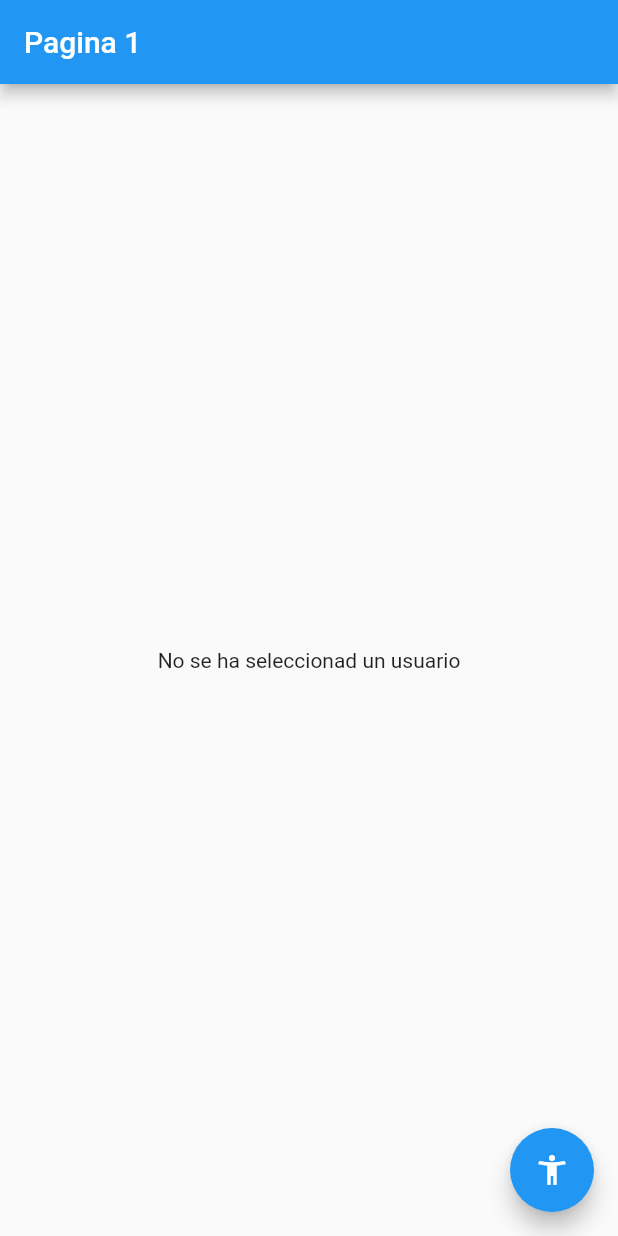
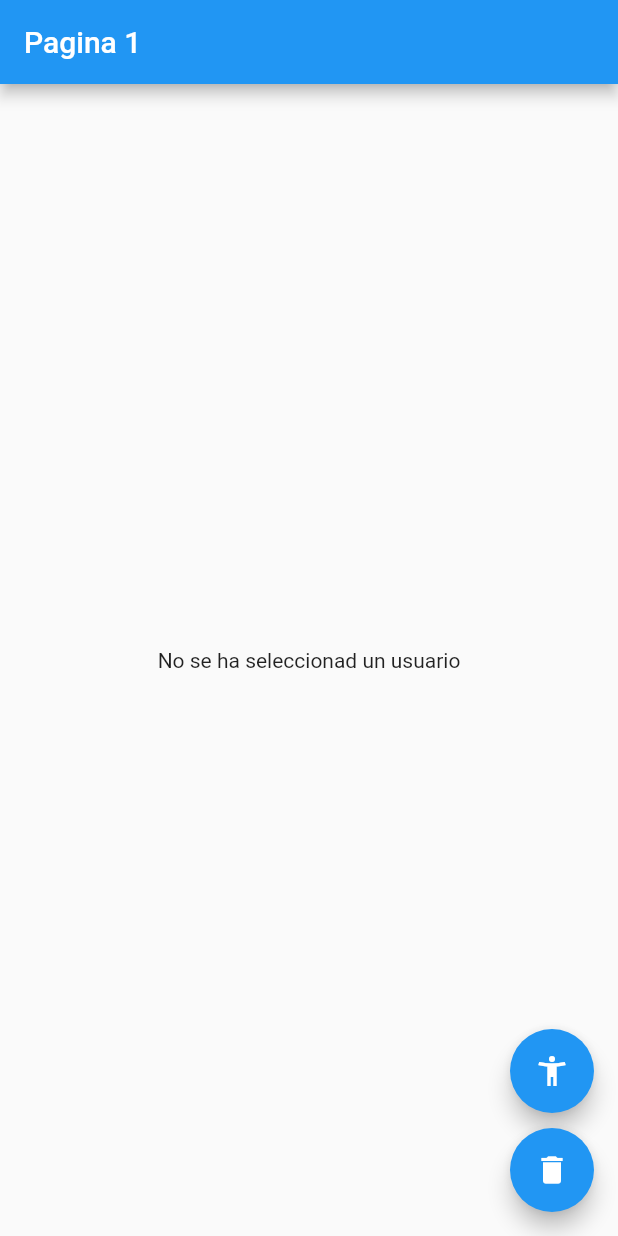
Before and after one commit to JuanFCVal/flutterBloc, a Flutter app: the screen it shows after launch, on a phone screen of 412 x 824 dp. Run offline on Flutter 3.47's test engine with Material 2 defaults, Android fonts, the phone set to English and light mode, and no system bars; our stand-ins replace bloc, flutter_bloc.

```diff
--- a/flutter_bloc/lib/bloc/user/user_event.dart
+++ b/flutter_bloc/lib/bloc/user/user_event.dart
@@ -7,3 +7,17 @@ class ActivateUser extends UserEvent {
   final User user;
   ActivateUser(this.user);
 }
+
+class ChangeAge extends UserEvent {
+  final int age;
+  ChangeAge(this.age);
+}
+
+class CreateProfession extends UserEvent {
+  final String profession;
+  CreateProfession(this.profession);
+}
+
+class DesactivateeUser extends UserEvent {
+  DesactivateeUser();
+}
--- a/flutter_bloc/lib/bloc/user/user_state.dart
+++ b/flutter_bloc/lib/bloc/user/user_state.dart
@@ -17,3 +17,9 @@ class UserSetState extends UserState {
   final User newUser;
   const UserSetState(this.newUser) : super(existUser: true, user: newUser);
 }
+
+class UserRemoveState extends UserState {
+  const UserRemoveState() : super(existUser: false, user: null);
+}
+
+class UserChangeAge extends UserState {}
--- a/flutter_bloc/lib/models/user.dart
+++ b/flutter_bloc/lib/models/user.dart
@@ -4,4 +4,15 @@ class User {
   List<String>? profesiones;
 
   User({this.nombre, this.edad, this.profesiones});
+
+  copyWith({
+    String? nombre,
+    int? edad,
+    List<String>? profesiones,
+  }) =>
+      User(
+        nombre: nombre ?? this.nombre,
+        edad: edad ?? this.edad,
+        profesiones: profesiones ?? this.profesiones,
+      );
 }
--- a/flutter_bloc/lib/pages/page1.dart
+++ b/flutter_bloc/lib/pages/page1.dart
@@ -22,9 +22,22 @@ class Pagina1Page extends StatelessWidget {
               : const Center(child: Text("No se ha seleccionad un usuario"));
         },
       ),
-      floatingActionButton: FloatingActionButton(
-          child: const Icon(Icons.accessibility_new),
-          onPressed: () => Navigator.pushNamed(context, 'pagina2')),
+      floatingActionButton: Column(
+        mainAxisAlignment: MainAxisAlignment.end,
+        crossAxisAlignment: CrossAxisAlignment.end,
+        children: [
+          FloatingActionButton(
+              child: const Icon(Icons.accessibility_new),
+              onPressed: () => Navigator.pushNamed(context, 'pagina2')),
+          const SizedBox(height: 10),
+          FloatingActionButton(
+              onPressed: () {
+                BlocProvider.of<UserBloc>(context, listen: false)
+                    .add((DesactivateeUser()));
+              },
+              child: const Icon(Icons.delete))
+        ],
+      ),
     );
   }
 }
```
Also changed, not shown: flutter_bloc/lib/bloc/user/user_bloc.dart (+15 -0 lines), flutter_bloc/lib/pages/page2.dart (+8 -4 lines).
